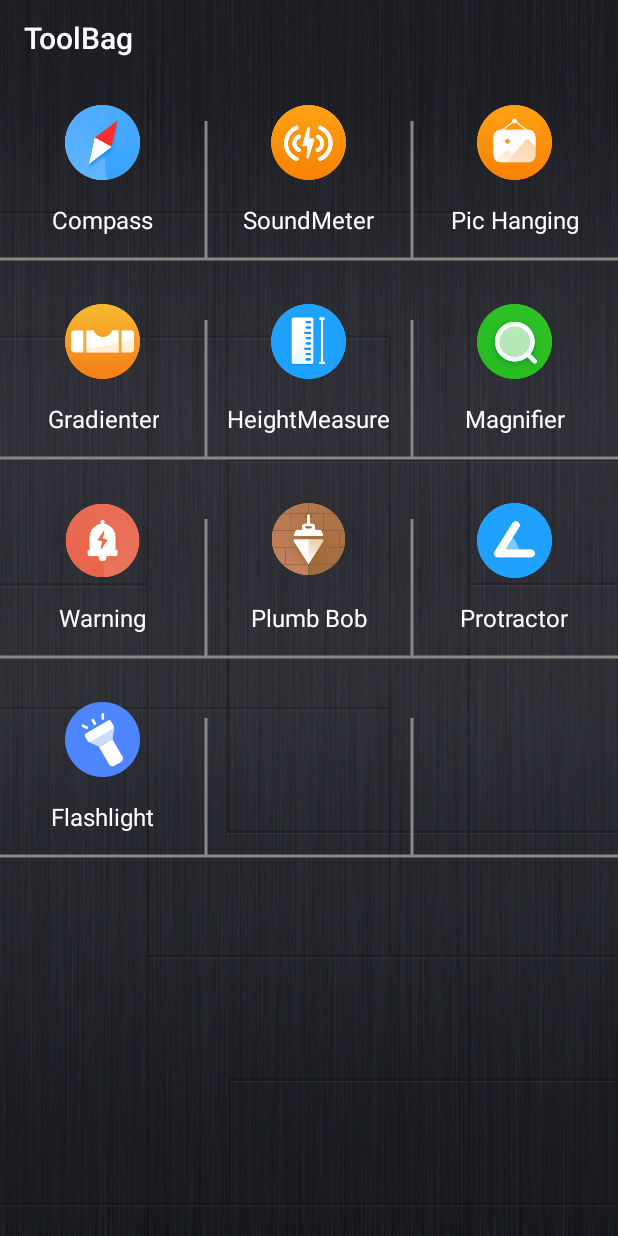
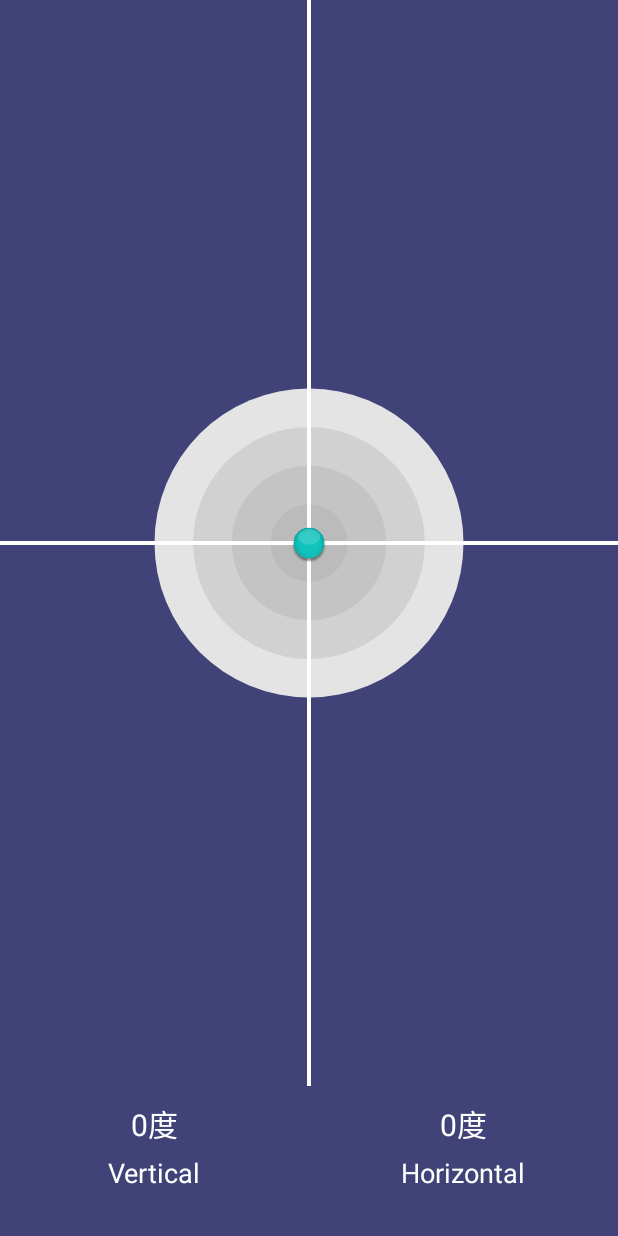
Before and after one commit to dearhj/ToolBag, an Android app: the screen it shows after launch (MainActivity before the commit, GradientActivity after it), after a tap on "Gradienter", on a phone screen of 412 x 824 dp. Run offline under Robolectric (Android 15) with nearby library versions, the phone set to English and light mode, and no system bars.

Commit message:
增加水平仪功能

```diff
--- a/app/src/main/java/com/android/toolbag/MainActivity.kt
+++ b/app/src/main/java/com/android/toolbag/MainActivity.kt
@@ -12,6 +12,7 @@ import androidx.core.view.WindowCompat
 import com.android.toolbag.item.AlarmActivity
 import com.android.toolbag.item.CompassActivity
 import com.android.toolbag.item.FlashlightActivity
+import com.android.toolbag.item.GradientActivity
 import com.android.toolbag.item.NoiseActivity
 import com.android.toolbag.widget.LineGridView
 
@@ -95,7 +96,8 @@ class MainActivity : AppCompatActivity() {
                 println("打开挂画")
             }
             getString(R.string.gradienter) -> {
-                println("打开水平仪")
+                val intent = Intent(this, GradientActivity::class.java)
+                startActivity(intent)
             }
             getString(R.string.compass) -> {
                 val intent = Intent(this, CompassActivity::class.java)
--- /dev/null
+++ b/app/src/main/java/com/android/toolbag/item/GradientActivity.kt
@@ -0,0 +1,108 @@
+package com.android.toolbag.item
+
+import android.annotation.SuppressLint
+import android.hardware.Sensor
+import android.hardware.SensorEvent
+import android.hardware.SensorEventListener
+import android.hardware.SensorManager
+import android.os.Build
+import android.os.Bundle
+import android.widget.TextView
+import androidx.appcompat.app.AppCompatActivity
+import androidx.core.view.WindowCompat
+import com.android.toolbag.R
+import com.android.toolbag.widget.SpiritView
+import kotlin.math.abs
+import kotlin.math.atan2
+import kotlin.math.ceil
+import kotlin.math.sqrt
+
+class GradientActivity : AppCompatActivity(), SensorEventListener {
+    private var mAccelerometerSensor: Sensor? = null
+    private var mSensorManager: SensorManager? = null
+    private var mSpiritView: SpiritView? = null
+    private var verTextView: TextView? = null
+    private var horTextView: TextView? = null
+
+    override fun onCreate(savedInstanceState: Bundle?) {
+        super.onCreate(savedInstanceState)
+        setContentView(R.layout.activity_gradient)
+        if (Build.VERSION.SDK_INT >= Build.VERSION_CODES.R) {
+            WindowCompat.setDecorFitsSystemWindows(window, false)
+            window.isNavigationBarContrastEnforced = false
+        }
+    }
+
+    override fun onResume() {
+        super.onResume()
+        verTextView = findViewById(R.id.vertical_value)
+        horTextView = findViewById(R.id.horizontal_value)
+        mSpiritView = findViewById(R.id.show)
+        initServices()
+    }
+
+    override fun onPause() {
+        super.onPause()
+        mSensorManager?.unregisterListener(this)
+    }
+
+    private fun initServices() {
+        mSensorManager = getSystemService("sensor") as SensorManager
+        mAccelerometerSensor = mSensorManager?.getDefaultSensor(Sensor.TYPE_ACCELEROMETER) //加速度传感器
+        mSensorManager?.registerListener(
+            this,
+            mAccelerometerSensor,
+            SensorManager.SENSOR_DELAY_NORMAL
+        )
+    }
+
+    override fun onSensorChanged(event: SensorEvent?) {
+        if (event?.sensor?.type == Sensor.TYPE_ACCELEROMETER) {
+            val x = event.values[0] // X轴加速度
+            val y = event.values[1] // Y轴加速度
+            val z = event.values[2] // Z轴加速度
+
+            // 计算倾斜角度
+            var pitch = atan2(-x.toDouble(), sqrt((y * y + z * z).toDouble())).toFloat() // 水平方向角度
+            var roll = atan2(y.toDouble(), z.toDouble()).toFloat() // 垂直方向角度
+
+            // 将角度转换为度
+            pitch = Math.toDegrees(pitch.toDouble()).toFloat() //屏幕左右翻转角度，左负右正
+            roll = Math.toDegrees(roll.toDouble()).toFloat() //屏幕前后翻转角度，前负后正
+
+            updateUI(pitch, roll)
+        }
+    }
+
+    @SuppressLint("SetTextI18n")
+    private fun updateUI(pitch: Float, roll: Float) {
+        val ver = truncateToInteger(roll)
+        val hor = truncateToInteger(pitch)
+        verTextView?.text = "$ver °"
+        horTextView?.text = "$hor °"
+        val positionX = if (pitch > 90) 90f else if (pitch < -90) -90f else pitch
+        val positionY = if (roll > 90) 90f else if (roll < -90) -90f else roll
+        val bubbleX: Float
+        val bubbleY: Float
+        val screenWidth = mSpiritView!!.screenWidth
+        val screenHeight = mSpiritView!!.screenHeight
+        bubbleX = if (positionX < 0f) ((screenWidth / 2) / 90) * abs(positionX) + (screenWidth / 2)
+        else if (positionX > 0f) ((screenWidth / 2) / 90) * (90 - positionX)
+        else screenWidth / 2
+        bubbleY =
+            if (positionY < 0f) ((screenHeight / 2) / 90) * abs(positionY) + (screenHeight / 2)
+            else if (positionY > 0f) ((screenHeight / 2) / 90) * (90 - positionY)
+            else screenHeight / 2
+        mSpiritView?.updateSpiritViewUI(bubbleX, bubbleY)
+    }
+
+
+    private fun truncateToInteger(value: Float): Int { //保留整数功能
+        return if (value >= 0) value.toInt() // 对于正数，直接转换为 Int 即可
+        else ceil(value.toDouble()).toInt() // 对于负数，ceil向上取整
+    }
+
+    override fun onAccuracyChanged(p0: Sensor?, p1: Int) {
+        //加速度传感器无须校准
+    }
+}
--- /dev/null
+++ b/app/src/main/java/com/android/toolbag/widget/SpiritView.java
@@ -0,0 +1,107 @@
+package com.android.toolbag.widget;
+
+import android.annotation.SuppressLint;
+import android.content.Context;
+import android.graphics.Bitmap;
+import android.graphics.BitmapFactory;
+import android.graphics.Canvas;
+import android.graphics.Color;
+import android.graphics.Matrix;
+import android.graphics.Paint;
+import android.util.AttributeSet;
+import android.view.View;
+
+import androidx.annotation.NonNull;
+import androidx.core.content.ContextCompat;
+
+import com.android.toolbag.R;
+
+public class SpiritView extends View {
+    private Bitmap centerImage; // 中心图片
+    private Paint paint;
+    private float[] circleRadii; // 四个圆的半径
+    private int[] circleColors; // 四个圆的颜色
+    private float width;
+    private float height;
+    private float bubbleX;
+    private float bubbleY;
+
+    public SpiritView(Context context, AttributeSet attributeSet) {
+        this(context, attributeSet, 0);
+    }
+
+    public SpiritView(Context context, AttributeSet attributeSet, int i) {
+        super(context, attributeSet, i);
+        init(context);
+    }
+
+    private void init(Context context) {
+        // 获取屏幕宽度和高度
+        width = context.getResources().getDisplayMetrics().widthPixels;
+        height = context.getResources().getDisplayMetrics().heightPixels - 150; //消除顶部状态栏和底部导航栏带来的误差
+
+        // 计算圆的半径
+        float minDimension = Math.min(width, height);
+        float maxSizeCircle = minDimension / 4;
+        circleRadii = new float[]{maxSizeCircle, (maxSizeCircle / 4) * 3 , (maxSizeCircle / 4) * 2, maxSizeCircle / 4};
+
+        // 配置四个圆的颜色
+        circleColors = new int[]{
+                ContextCompat.getColor(context, R.color.color_circle_4),
+                ContextCompat.getColor(context, R.color.color_circle_3),
+                ContextCompat.getColor(context, R.color.color_circle_2),
+                ContextCompat.getColor(context, R.color.color_circle_1)
+        };
+
+        // 加载中心图片
+        centerImage = BitmapFactory.decodeResource(context.getResources(), R.drawable.gradienter_bubble);
+
+        bubbleX = width / 2;
+        bubbleY = height / 2;
+
+        // 初始化画笔
+        paint = new Paint();
+        paint.setAntiAlias(true);
+    }
+
+    @SuppressLint("DrawAllocation")
+    @Override
+    protected void onDraw(@NonNull Canvas canvas) {
+        super.onDraw(canvas);
+        // 绘制四个圆
+        for (int i = 0; i < circleRadii.length; i++) {
+            paint.setColor(circleColors[i]);
+            canvas.drawCircle(width / 2, height / 2, circleRadii[i], paint);
+        }
+
+        // 绘制十字线
+        paint.setColor(Color.WHITE);
+        paint.setStrokeWidth(4);
+        canvas.drawLine(width / 2, 0, width / 2, height, paint); // 垂直线
+        canvas.drawLine(0, height / 2, width, height / 2, paint); // 水平线
+
+        // 绘制中心图片
+        if (centerImage != null) {
+            float targetWidth = circleRadii[3]; //将图片宽度设置最小内圆的半径
+            // 保持图片为正方形
+            Matrix matrix = new Matrix();
+            matrix.postScale(targetWidth / centerImage.getWidth(), targetWidth / centerImage.getHeight());
+            matrix.postTranslate(bubbleX - targetWidth / 2f, bubbleY - targetWidth / 2f);
+            canvas.drawBitmap(centerImage, matrix, null);
+        }
+    }
+
+    public float getScreenWidth() {
+        return width;
+    }
+
+    public float getScreenHeight() {
+        return height;
+    }
+
+    public void updateSpiritViewUI(float widthX, float heightY) {
+        bubbleX = widthX;
+        bubbleY = heightY;
+        postInvalidate();
+    }
+}
--- /dev/null
+++ b/app/src/main/res/layout/activity_gradient.xml
@@ -0,0 +1,68 @@
+<?xml version="1.0" encoding="utf-8"?>
+<FrameLayout xmlns:android="http://schemas.android.com/apk/res/android"
+    android:layout_width="match_parent"
+    android:layout_height="match_parent"
+    android:background="@color/flash_blue"
+    android:fitsSystemWindows="true">
+
+    <com.android.toolbag.widget.SpiritView
+        android:id="@+id/show"
+        android:layout_width="match_parent"
+        android:layout_height="match_parent"/>
+
+    <LinearLayout
+        android:layout_width="match_parent"
+        android:layout_height="wrap_content"
+        android:layout_gravity="bottom"
+        android:layout_marginBottom="30dp"
+        android:orientation="horizontal">
+
+        <LinearLayout
+            android:layout_width="0dp"
+            android:layout_height="match_parent"
+            android:layout_weight="1"
+            android:gravity="center"
+            android:orientation="vertical">
+
+            <TextView
+                android:id="@+id/vertical_value"
+                android:layout_width="wrap_content"
+                android:layout_height="wrap_content"
+                android:textColor="@color/white"
+                android:text="0度"
+                android:textSize="20sp" />
+
+            <TextView
+                android:layout_width="wrap_content"
+                android:layout_height="wrap_content"
+                android:textColor="@color/white"
+                android:paddingTop="5dp"
+                android:text="@string/vertical"
+                android:textSize="18sp" />
+        </LinearLayout>
+
+        <LinearLayout
+            android:layout_width="0dp"
+            android:layout_height="match_parent"
+            android:layout_weight="1"
+            android:gravity="center"
+            android:orientation="vertical">
+
+            <TextView
+                android:id="@+id/horizontal_value"
+                android:layout_width="wrap_content"
+                android:layout_height="wrap_content"
+                android:text="0度"
+                android:textColor="@color/white"
+                android:textSize="20sp" />
+
+            <TextView
+                android:layout_width="wrap_content"
+                android:layout_height="wrap_content"
+                android:paddingTop="5dp"
+                android:text="@string/horizontal"
+                android:textColor="@color/white"
+                android:textSize="18sp" />
+        </LinearLayout>
+    </LinearLayout>
+</FrameLayout>
--- a/app/src/main/res/values/colors.xml
+++ b/app/src/main/res/values/colors.xml
@@ -8,4 +8,8 @@
     <color name="sound_value3">#FFE3F447</color>
     <color name="sound_value4">#FFE33314</color>
     <color name="sound_value5">#FFFF0000</color>
+    <color name="color_circle_1">#FFBBBBBB</color>
+    <color name="color_circle_2">#FFC4C4C4</color>
+    <color name="color_circle_3">#FFD1D1D1</color>
+    <color name="color_circle_4">#FFE4E4E4</color>
 </resources>
--- a/app/src/main/res/values/strings.xml
+++ b/app/src/main/res/values/strings.xml
@@ -31,4 +31,6 @@
     <string name="west_north">Northwest</string>
     <string name="please_calibration">Please shake the device to calibrate the compass</string>
     <string name="calibration_success">Calibration Successful</string>
+    <string name="vertical">Vertical</string>
+    <string name="horizontal">Horizontal</string>
 </resources>
```
Also changed, not shown: app/src/main/AndroidManifest.xml (+6 -2 lines), app/src/main/res/drawable/gradienter_bubble.png (added), 1 other file.
